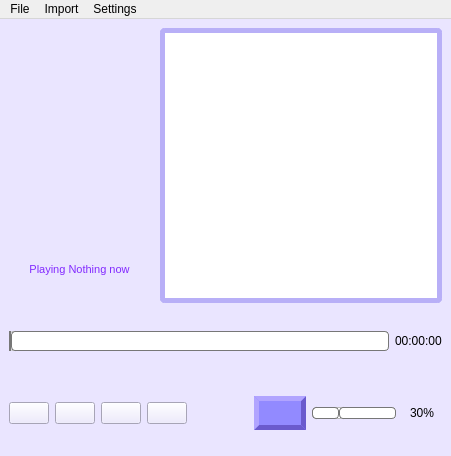
Before: the Qt Designer form mainwindow.ui in CrystallisR/QtBasedMusicPlayer, drawn with Qt 5.
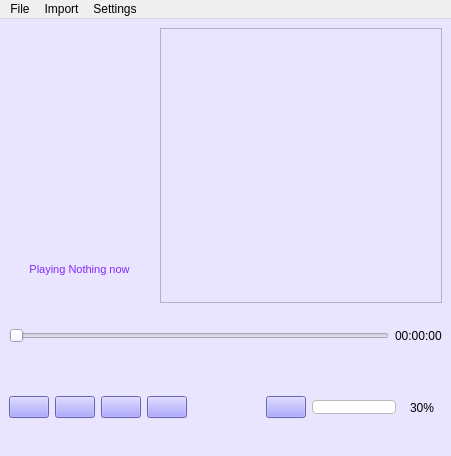
After: the same form once the commit is applied. Icons and pictures are not drawn.

The edit to the form file:
```diff
--- a/mainwindow.ui
+++ b/mainwindow.ui
@@ -37,8 +37,8 @@
            <colorrole role="Button">
             <brush brushstyle="SolidPattern">
              <color alpha="255">
-              <red>255</red>
-              <green>255</green>
+              <red>234</red>
+              <green>229</green>
               <blue>255</blue>
              </color>
             </brush>
@@ -46,8 +46,8 @@
            <colorrole role="Base">
             <brush brushstyle="SolidPattern">
              <color alpha="255">
-              <red>255</red>
-              <green>255</green>
+              <red>234</red>
+              <green>229</green>
               <blue>255</blue>
              </color>
             </brush>
@@ -55,8 +55,8 @@
            <colorrole role="Window">
             <brush brushstyle="SolidPattern">
              <color alpha="255">
-              <red>255</red>
-              <green>255</green>
+              <red>234</red>
+              <green>229</green>
               <blue>255</blue>
              </color>
             </brush>
@@ -66,8 +66,8 @@
            <colorrole role="Button">
             <brush brushstyle="SolidPattern">
              <color alpha="255">
-              <red>255</red>
-              <green>255</green>
+              <red>234</red>
+              <green>229</green>
               <blue>255</blue>
              </color>
             </brush>
@@ -75,8 +75,8 @@
            <colorrole role="Base">
             <brush brushstyle="SolidPattern">
              <color alpha="255">
-              <red>255</red>
-              <green>255</green>
+              <red>234</red>
+              <green>229</green>
               <blue>255</blue>
              </color>
             </brush>
@@ -84,8 +84,8 @@
            <colorrole role="Window">
             <brush brushstyle="SolidPattern">
              <color alpha="255">
-              <red>255</red>
-              <green>255</green>
+              <red>234</red>
+              <green>229</green>
               <blue>255</blue>
              </color>
             </brush>
@@ -95,8 +95,8 @@
            <colorrole role="Button">
             <brush brushstyle="SolidPattern">
              <color alpha="255">
-              <red>255</red>
-              <green>255</green>
+              <red>234</red>
+              <green>229</green>
               <blue>255</blue>
              </color>
             </brush>
@@ -104,8 +104,8 @@
            <colorrole role="Base">
             <brush brushstyle="SolidPattern">
              <color alpha="255">
-              <red>255</red>
-              <green>255</green>
+              <red>234</red>
+              <green>229</green>
               <blue>255</blue>
              </color>
             </brush>
@@ -113,8 +113,8 @@
            <colorrole role="Window">
             <brush brushstyle="SolidPattern">
              <color alpha="255">
-              <red>255</red>
-              <green>255</green>
+              <red>234</red>
+              <green>229</green>
               <blue>255</blue>
              </color>
             </brush>
@@ -126,95 +126,7 @@
          <enum>Qt::NoFocus</enum>
         </property>
         <property name="styleSheet">
-         <string notr="true">QListWidget {
-	border: 5px solid rgb(184, 175, 247);
-	border-radius: 5px;
-	border-style: solid;
-	background-color:  rgb(255, 255, 255);
-	padding: 1px;
-}
-QListWidget:item {
-	color: rgb(0, 0, 0);
-	border: 1px solid rgb(184, 175, 247);
-	border-radius: 3px;
-	background-color:  rgb(255, 255, 255);
-	padding: 1px;
-}
-QListWidget:item:hover {
-	color: rgb(255, 240, 79);
-	border: 1px solid rgb(184, 175, 247);
-	border-radius: 3px;
-	background-color:  rgb(184, 175, 247);
-	padding: 1px;
-}
-QListWidget:item:selected {
-	color: rgb(255, 240, 79);
-	border: 1px solid rgb(184, 175, 247);
-	border-radius: 3px;
-	background-color:  rgb(184, 175, 247);
-	padding: 1px;
-}
-
-
-QScrollBar:horizontal {
-    background: white;
-    height: 10px;
-    margin: 0px 10px 0px 10px;
-}
-QScrollBar::handle:horizontal {
-    background: white;
-	border: 2px solid rgb(184, 175, 247);
-	border-radius: 5px;
-    min-width: 10px;
-}
-QScrollBar::handle:horizontal:hover {
-    background: rgb(184, 175, 247);
-	border: 2px solid rgb(184, 175, 247);
-	border-radius: 5px;
-    min-width: 10px;
-}
-QScrollBar::add-line:horizontal {
-    background: white;
-    width: 10px;
-    subcontrol-position: right;
-    subcontrol-origin: margin;
-}
-QScrollBar::sub-line:horizontal {
-    background: white;
-    width: 10px;
-    subcontrol-position: left;
-    subcontrol-origin: margin;
-}
-
-QScrollBar:vertical {
-    background: white;
-    width: 10px;
-    margin: 10px 0px 10px 0px;
-}
-QScrollBar::handle:vertical {
-    background: white;
-	border: 2px solid rgb(184, 175, 247);
-	border-radius: 5px;
-    min-width: 10px;
-}
-QScrollBar::handle:vertical:hover {
-    background: rgb(184, 175, 247);
-	border: 2px solid rgb(184, 175, 247);
-	border-radius: 5px;
-    min-height: 10px;
-}
-QScrollBar::add-line:vertical {
-    background: white;
-    height: 10px;
-    subcontrol-position: bottom;
-    subcontrol-origin: margin;
-}
-QScrollBar::sub-line:vertical {
-    background: white;
-    height: 10px;
-    subcontrol-position: top;
-    subcontrol-origin: margin;
-}
+         <string notr="true">
 </string>
         </property>
         <property name="selectionMode">
@@ -298,60 +210,12 @@
            <cursorShape>ClosedHandCursor</cursorShape>
           </property>
           <property name="styleSheet">
-           <string notr="true">QSlider {
-    height: 64px;
-}
-
-QSlider::groove:horizontal {
-border: 1px solid #bbb;
-background: white;
-height: 18px;
-border-radius: 4px;
-}
-
-QSlider::sub-page:horizontal {
-background: qlineargradient(x1: 0, y1: 0,    x2: 0, y2: 1,
-    stop: 0 #66e, stop: 1 #bbf);
-background: qlineargradient(x1: 0, y1: 0.2, x2: 1, y2: 1,
-    stop: 0 #bbf, stop: 1 #55f);
-border: 1px solid #777;
-height: 10px;
-border-radius: 4px;
-}
-
-QSlider::add-page:horizontal {
-background: #fff;
-border: 1px solid #777;
-height: 10px;
-border-radius: 4px;
-}
-
-QSlider::handle:horizontal {
+           <string notr="true">QSlider::handle:horizontal {
 image: url(:/icons/res/music_note_r1.png);
 width: 26px;
 margin-top: -2px;
 margin-bottom: -2px;
 border-radius: 4px;
-}
-
-QSlider::handle:horizontal:hover {
-
-}
-
-QSlider::sub-page:horizontal:disabled {
-background: #bbb;
-border-color: #999;
-}
-
-QSlider::add-page:horizontal:disabled {
-background: #eee;
-border-color: #999;
-}
-
-QSlider::handle:horizontal:disabled {
-background: #eee;
-border: 1px solid #aaa;
-border-radius: 4px;
 }</string>
           </property>
           <property name="orientation">
@@ -375,6 +239,11 @@
           <property name="cursor">
            <cursorShape>PointingHandCursor</cursorShape>
           </property>
+          <property name="styleSheet">
+           <string notr="true">QPushButton {
+        background-color: rgb(146, 138, 255);
+}</string>
+          </property>
           <property name="text">
            <string/>
           </property>
@@ -395,6 +264,11 @@
           <property name="cursor">
            <cursorShape>PointingHandCursor</cursorShape>
           </property>
+          <property name="styleSheet">
+           <string notr="true">QPushButton {
+        background-color: rgb(146, 138, 255);
+}</string>
+          </property>
           <property name="text">
            <string/>
           </property>
@@ -415,6 +289,11 @@
           <property name="cursor">
            <cursorShape>PointingHandCursor</cursorShape>
           </property>
+          <property name="styleSheet">
+           <string notr="true">QPushButton {
+        background-color: rgb(146, 138, 255);
+}</string>
+          </property>
           <property name="text">
            <string/>
           </property>
@@ -435,6 +314,11 @@
           <property name="cursor">
            <cursorShape>PointingHandCursor</cursorShape>
           </property>
+          <property name="styleSheet">
+           <string notr="true">QPushButton {
+        background-color: rgb(146, 138, 255);
+}</string>
+          </property>
           <property name="text">
            <string/>
           </property>
@@ -561,18 +445,7 @@
           </property>
           <property name="styleSheet">
            <string notr="true">QPushButton {
-	border: 5px solid #6A5ACD;
-	border-radius: 30px;
-	border-style: outset;
-	background-color:  rgb(146, 138, 255);
-	padding: 5px;
-}
-QPushButton:hover {
-	border: 5px solid #9932CC;
-	border-radius: 30px;
-	border-style: outset;
-	background-color: rgb(146, 138, 255);
-	padding: 5px;
+        background-color: rgb(146, 138, 255);
 }</string>
           </property>
           <property name="text">
@@ -597,60 +470,24 @@
           </property>
           <property name="styleSheet">
            <string notr="true">QSlider {
-    height: 64px;
+    height: 48px;
 }
 
 QSlider::groove:horizontal {
 border: 1px solid #bbb;
 background: white;
-height: 10px;
-border-radius: 4px;
-}
-
-QSlider::sub-page:horizontal {
-background: qlineargradient(x1: 0, y1: 0,    x2: 0, y2: 1,
-    stop: 0 #66e, stop: 1 #bbf);
-background: qlineargradient(x1: 0, y1: 0.2, x2: 1, y2: 1,
-    stop: 0 #bbf, stop: 1 #55f);
-border: 1px solid #777;
-height: 10px;
-border-radius: 4px;
-}
-
-QSlider::add-page:horizontal {
-background: #fff;
-border: 1px solid #777;
-height: 10px;
+height: 12px;
 border-radius: 4px;
 }
 
 QSlider::handle:horizontal {
-	image: url(:/icons/res/star_shining.png);
-width: 12px;
+image: url(:/icons/res/star_shining.png);
+width: 16px;
 margin-top: -2px;
 margin-bottom: -2px;
 border-radius: 4px;
 }
-
-QSlider::handle:horizontal:hover {
-
-}
-
-QSlider::sub-page:horizontal:disabled {
-background: #bbb;
-border-color: #999;
-}
-
-QSlider::add-page:horizontal:disabled {
-background: #eee;
-border-color: #999;
-}
-
-QSlider::handle:horizontal:disabled {
-background: #eee;
-border: 1px solid #aaa;
-border-radius: 4px;
-}</string>
+</string>
           </property>
           <property name="maximum">
            <number>100</number>
```
